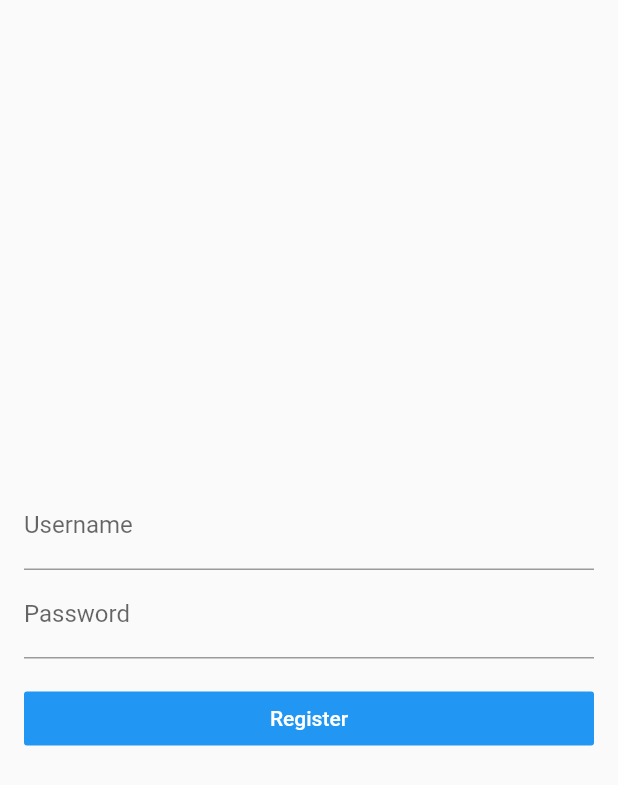
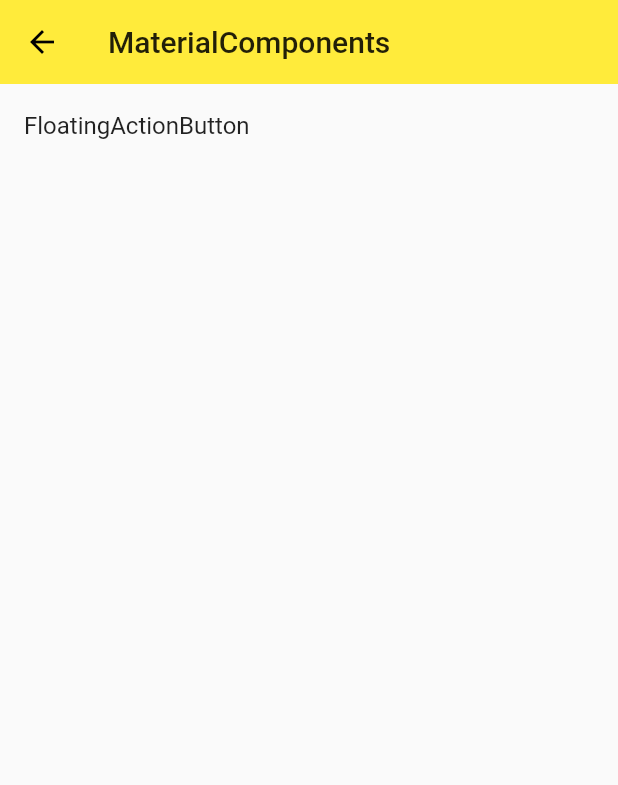
Before and after one commit to ychow/ychow_flutter, a Flutter app: the screen it shows after launch, on a phone screen of 412 x 824 dp. Shown: the top 785 px of the screen. Run offline on Flutter 3.47's test engine with Material 2 defaults, Android fonts, the phone set to English and light mode, and no system bars.

Commit message:
feat: add material-component demo

```diff
--- /dev/null
+++ b/lib/demo/Material_components.dart
@@ -0,0 +1,54 @@
+import 'package:flutter/material.dart';
+
+class MaterialComponents extends StatelessWidget {
+  @override
+  Widget build(BuildContext context) {
+    return Scaffold(
+      appBar: AppBar(
+        title: Text('MaterialComponents'),
+        elevation: 0.0,
+      ),
+      body: ListView(
+        children: <Widget>[
+          ListItem(title: 'FloatingActionButton', page: FloatingActionButtonDemo() )
+        ],
+      )
+    );
+  }
+}
+
+class FloatingActionButtonDemo extends StatelessWidget {
+  @override
+  Widget build(BuildContext context) {
+    return Scaffold(
+      appBar: AppBar(
+        title: Text('FloatingActionButtonDemo'),
+        elevation: 0.0,
+      ),
+    );
+  }
+}
+
+class ListItem extends StatelessWidget {
+  final String title;
+  final Widget page;
+
+  ListItem({
+    this.title,
+    this.page,
+  });
+
+  @override
+  Widget build(BuildContext context) {
+    return ListTile(
+      title: Text(title),
+      onTap: () {
+        Navigator.of(context).push(
+          MaterialPageRoute(
+            builder: (context) => page
+          )
+        );
+      },
+    );
+  }
+}
--- a/lib/main.dart
+++ b/lib/main.dart
@@ -7,6 +7,7 @@ import 'demo/View_demo.dart';
 import 'demo/Silver_demo.dart';
 import 'demo/Navigator_demo.dart';
 import 'demo/Form_demo.dart';
+import 'demo/Material_components.dart';
 
 void main() => runApp(App());
 
@@ -22,11 +23,12 @@ class App extends StatelessWidget {
         splashColor: Colors.white70,
       ),
       // home: NavigatorDemo(),
-      initialRoute: '/form',
+      initialRoute: '/mdc',
       routes: {
         '/': (context) => Home(),
         '/about': (context) => Page(title: 'About'),
-        '/form': (context) => FormDemo()
+        '/form': (context) => FormDemo(),
+        '/mdc': (context) => MaterialComponents(),
       }
     );
   }
```
